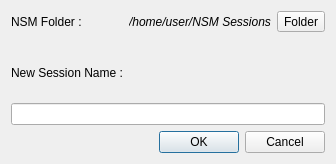
Old version of the form resources/ui/new_session.ui in the repository Houston4444/RaySession.
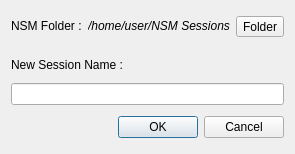
New version of the form. Icons and pictures are not drawn.

Commit message: arrange stretch

```diff
--- a/resources/ui/new_session.ui
+++ b/resources/ui/new_session.ui
@@ -9,8 +9,8 @@
    <rect>
     <x>0</x>
     <y>0</y>
-    <width>336</width>
-    <height>164</height>
+    <width>290</width>
+    <height>154</height>
    </rect>
   </property>
   <property name="windowTitle">
@@ -22,8 +22,17 @@
   <layout class="QVBoxLayout" name="verticalLayout">
    <item>
     <layout class="QHBoxLayout" name="horizontalLayout">
+     <property name="sizeConstraint">
+      <enum>QLayout::SetDefaultConstraint</enum>
+     </property>
      <item>
       <widget class="QLabel" name="labelNsmFolder">
+       <property name="sizePolicy">
+        <sizepolicy hsizetype="Preferred" vsizetype="Fixed">
+         <horstretch>0</horstretch>
+         <verstretch>0</verstretch>
+        </sizepolicy>
+       </property>
        <property name="text">
         <string>NSM Folder :</string>
        </property>
@@ -34,6 +43,12 @@
      </item>
      <item>
       <widget class="QLabel" name="currentNsmFolder">
+       <property name="sizePolicy">
+        <sizepolicy hsizetype="Preferred" vsizetype="Fixed">
+         <horstretch>0</horstretch>
+         <verstretch>0</verstretch>
+        </sizepolicy>
+       </property>
        <property name="styleSheet">
         <string notr="true">font-style :  italic</string>
        </property>
@@ -62,7 +77,7 @@
       <enum>Qt::Vertical</enum>
      </property>
      <property name="sizeType">
-      <enum>QSizePolicy::Fixed</enum>
+      <enum>QSizePolicy::Minimum</enum>
      </property>
      <property name="sizeHint" stdset="0">
       <size>
@@ -74,6 +89,12 @@
    </item>
    <item>
     <widget class="QLabel" name="labelNewSessionName">
+     <property name="sizePolicy">
+      <sizepolicy hsizetype="Preferred" vsizetype="Fixed">
+       <horstretch>0</horstretch>
+       <verstretch>0</verstretch>
+      </sizepolicy>
+     </property>
      <property name="text">
       <string>New Session Name :</string>
      </property>
```
Left out of the diff: 3 changed lines with no effect on the pictures.
